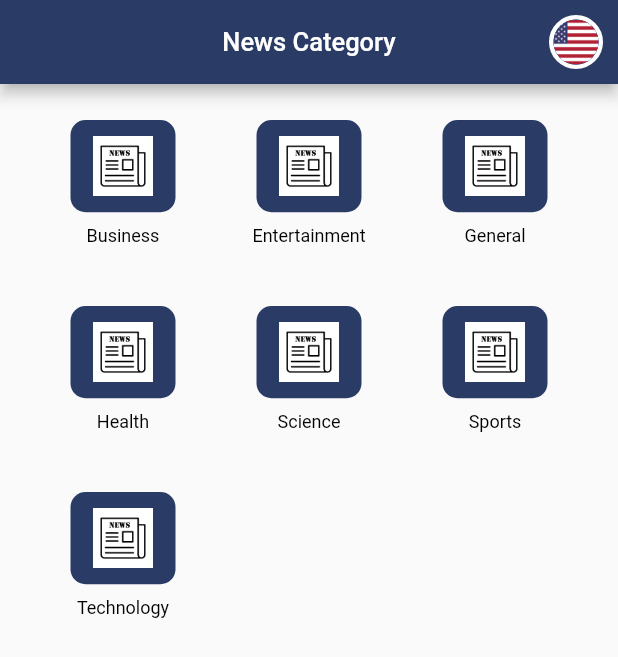
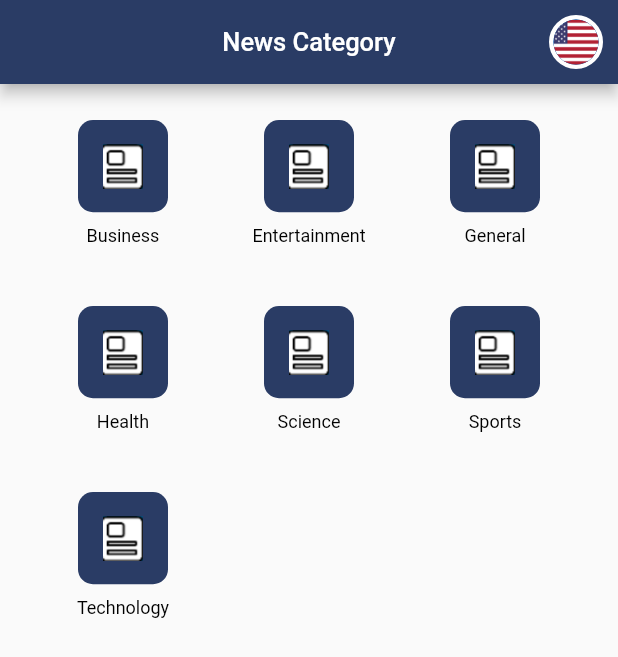
Before and after one commit to Daffayy/news_app_test, a Flutter app: the screen it shows after launch, on a phone screen of 412 x 824 dp. Shown: the top 657 px of the screen. Run offline on Flutter 3.47's test engine with Material 2 defaults, Android fonts, the light colour scheme and no system bars; our stand-ins replace easy_splash_screen, get, skeletons, webview_flutter.

Commit message:
add image for category news

```diff
--- a/lib/domain/entities/utils.dart
+++ b/lib/domain/entities/utils.dart
@@ -2,21 +2,21 @@ var listOfCategory = [
   {
     "name": "Business",
     "code": "business",
-    "images": "assets/images/icon_category.png"
+    "images": "assets/images/img.png"
   },
   {
     "name": "Entertainment",
     "code": "entertainment",
-    "images": "assets/images/icon_category.png"
+    "images": "assets/images/img.png"
   },
-  {"name": "General", "code": "general", "images": "assets/images/icon_category.png"},
-  {"name": "Health", "code": "health", "images": "assets/images/icon_category.png"},
-  {"name": "Science", "code": "science", "images": "assets/images/icon_category.png"},
-  {"name": "Sports", "code": "sports", "images": "assets/images/icon_category.png"},
+  {"name": "General", "code": "general", "images": "assets/images/img.png"},
+  {"name": "Health", "code": "health", "images": "assets/images/img.png"},
+  {"name": "Science", "code": "science", "images": "assets/images/img.png"},
+  {"name": "Sports", "code": "sports", "images": "assets/images/img.png"},
   {
     "name": "Technology",
     "code": "technology",
-    "images": "assets/images/icon_category.png"
+    "images": "assets/images/img.png"
   },
 
 ];
--- a/lib/presentation/pages/category/category_page.dart
+++ b/lib/presentation/pages/category/category_page.dart
@@ -67,8 +67,8 @@ class CategoryPage extends GetView<CategoryController> {
                               Expanded(
                                 child: Container(
                                   margin: EdgeInsets.all(8),
-                                  width: 70,
-                                  height: 70,
+                                  width: 60,
+                                  height: 60,
                                   decoration: BoxDecoration(
                                     color: appBarColor,
                                     borderRadius: BorderRadius.circular(
@@ -78,8 +78,8 @@ class CategoryPage extends GetView<CategoryController> {
                                     alignment: Alignment.center,
                                     child: Image.asset(
                                       listOfCategory[index]['images']!,
-                                      width: 40,
-                                      height: 70,
+                                      width: 30,
+                                      height: 30,
                                     ),
                                   ),
                                 ),
--- a/lib/presentation/pages/list_news/list_news_page.dart
+++ b/lib/presentation/pages/list_news/list_news_page.dart
@@ -100,7 +100,8 @@ class ListNewsPage extends GetView<ListNewsController> {
                                     ),
                                     SizedBox(height: 40),
                                     Text(
-                                      "${controller.newsAppModel.articles![index].author}",
+                                      "${controller.newsAppModel
+                                          .articles![index].author}",
                                       style: TextStyle(
                                         color: author,
                                         fontWeight: FontWeight.bold,
```
Also changed, not shown: assets/images/img.png (added).
